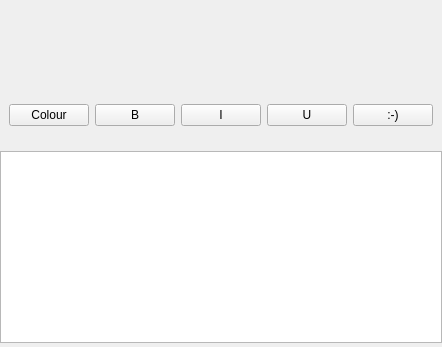
Qt form lib/chatwidget.ui (KDE/ktp-text-ui) before a commit.
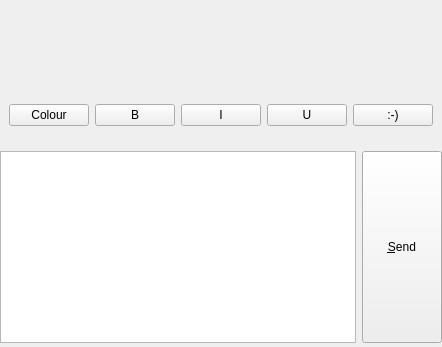
The same form after that commit. Custom widgets are drawn as their Qt base class.

Commit message: Add Send-Button to the chat window.

```diff
--- a/lib/chatwidget.ui
+++ b/lib/chatwidget.ui
@@ -114,6 +114,8 @@
     </widget>
    </item>
    <item>
+    <layout class="QHBoxLayout" name="horizontalLayout">
+     <item>
     <widget class="ChatTextEdit" name="sendMessageBox">
      <property name="sizePolicy">
       <sizepolicy hsizetype="Expanding" vsizetype="Fixed">
@@ -129,9 +131,29 @@
      </property>
     </widget>
    </item>
+     <item>
+      <widget class="KPushButton" name="sendButton">
+       <property name="sizePolicy">
+        <sizepolicy hsizetype="Minimum" vsizetype="Minimum">
+         <horstretch>0</horstretch>
+         <verstretch>0</verstretch>
+        </sizepolicy>
+       </property>
+       <property name="text">
+        <string>&amp;Send</string>
+       </property>
+      </widget>
+     </item>
+    </layout>
+   </item>
   </layout>
  </widget>
  <customwidgets>
+  <customwidget>
+   <class>KPushButton</class>
+   <extends>QPushButton</extends>
+   <header>kpushbutton.h</header>
+  </customwidget>
   <customwidget>
    <class>AdiumThemeView</class>
    <extends>QWidget</extends>
```
Lines whose indentation alone changed are shown as unchanged. The commit also changes 1 other file.
